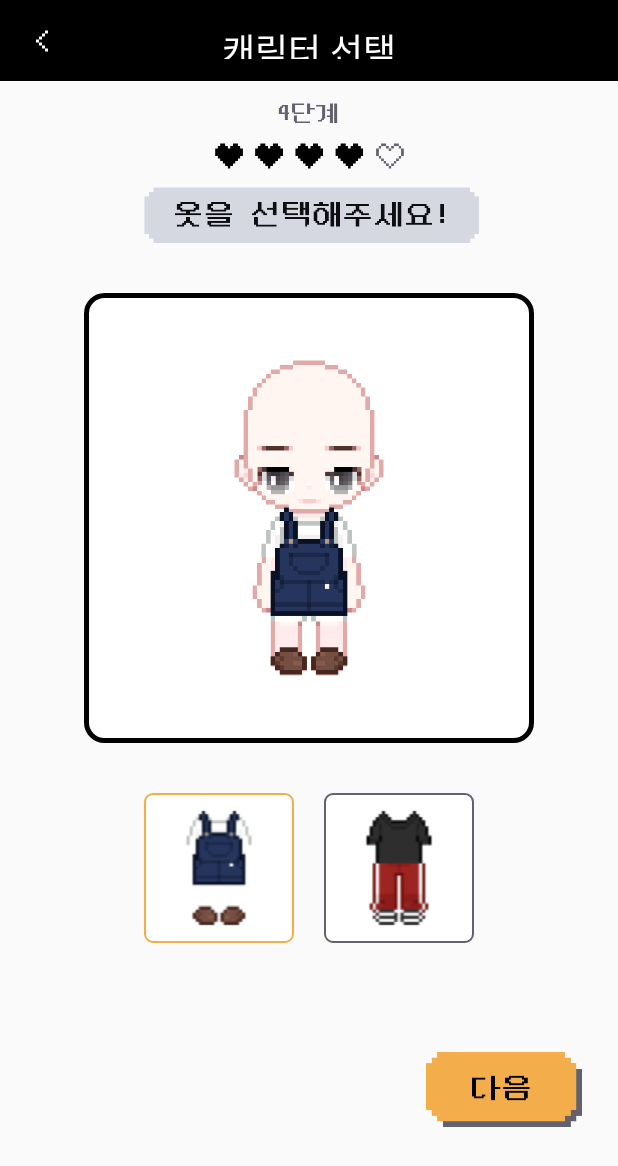
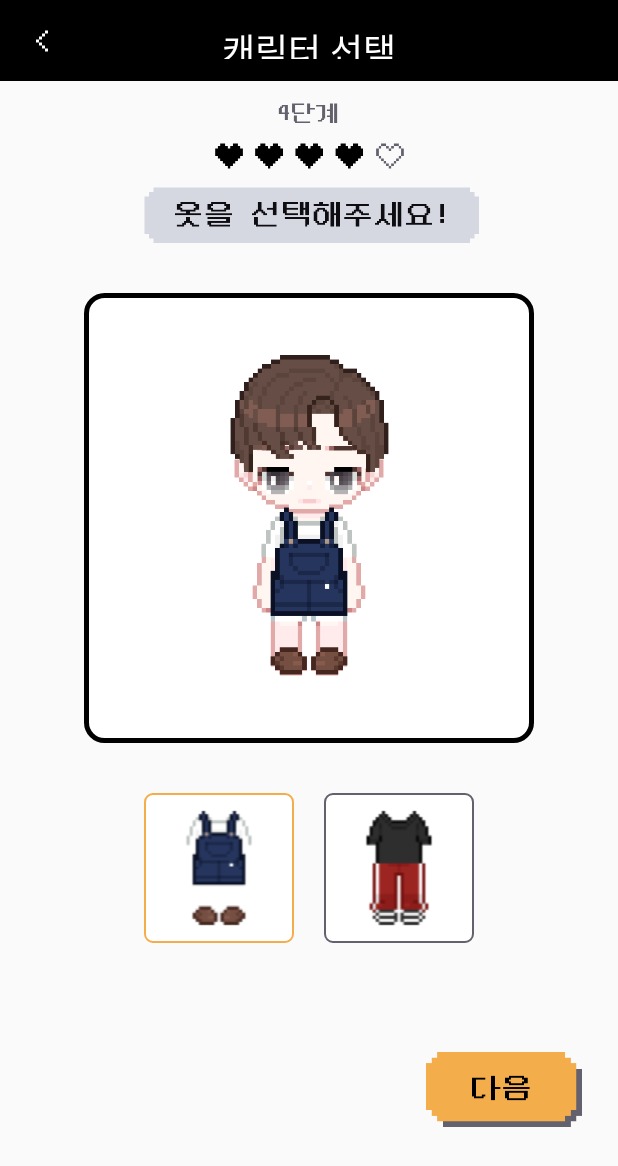
Before and after one commit to DEPthes/3rd-MVP-NoPlanB-Android, an Android app: the fragment ClothesSettingFragment placed in its activity, after a tap on an icon or button, on a phone screen of 412 x 824 dp. Shown: the top 1166 px of the screen. Run offline under Robolectric (Android 15) with nearby library versions, the phone set to English and light mode, and no system bars.

Commit message:
fix/character-setting
옷 전환 기능 추가 및 xml에 머리 추가

```diff
--- a/GrowMe/app/src/main/java/com/growme/growme/presentation/views/characterSetting/ClothesSettingFragment.kt
+++ b/GrowMe/app/src/main/java/com/growme/growme/presentation/views/characterSetting/ClothesSettingFragment.kt
@@ -21,10 +21,12 @@ class ClothesSettingFragment : Fragment() {
         binding.btnCloth1.setOnClickListener {
             binding.btnCloth1.setBackgroundResource(R.drawable.btn_mini_selected)
             binding.btnCloth2.setBackgroundResource(R.drawable.btn_mini_default)
+            binding.layerClothes.setBackgroundResource(R.drawable.clothes_1)
         }
         binding.btnCloth2.setOnClickListener {
             binding.btnCloth1.setBackgroundResource(R.drawable.btn_mini_default)
             binding.btnCloth2.setBackgroundResource(R.drawable.btn_mini_selected)
+            binding.layerClothes.setBackgroundResource(R.drawable.clothes_2)
         }
         binding.btnNext.setOnClickListener {
             characterSettingActivity.replaceFragment(NameSettingFragment(), true)
--- a/GrowMe/app/src/main/res/layout/fragment_clothes_setting.xml
+++ b/GrowMe/app/src/main/res/layout/fragment_clothes_setting.xml
@@ -87,6 +87,16 @@
         app:layout_constraintEnd_toEndOf="@id/img_ch_screen" />
 
     <ImageView
+        android:id="@+id/layer_hair"
+        android:layout_width="123dp"
+        android:layout_height="159dp"
+        android:background="@drawable/hair1_for_total_character"
+        android:layout_marginTop="35dp"
+        app:layout_constraintTop_toTopOf="@id/img_ch_screen"
+        app:layout_constraintStart_toStartOf="@id/img_ch_screen"
+        app:layout_constraintEnd_toEndOf="@id/img_ch_screen" />
+
+    <ImageView
         android:id="@+id/layer_clothes"
         android:layout_width="69dp"
         android:layout_height="117dp"
```
Also changed, not shown: GrowMe/app/src/main/res/drawable/hair1_for_total_character.png (added), GrowMe/app/src/main/res/drawable/hair2_for_total_character.png (added), GrowMe/app/src/main/res/drawable/hair3_for_total_character.png (added).
